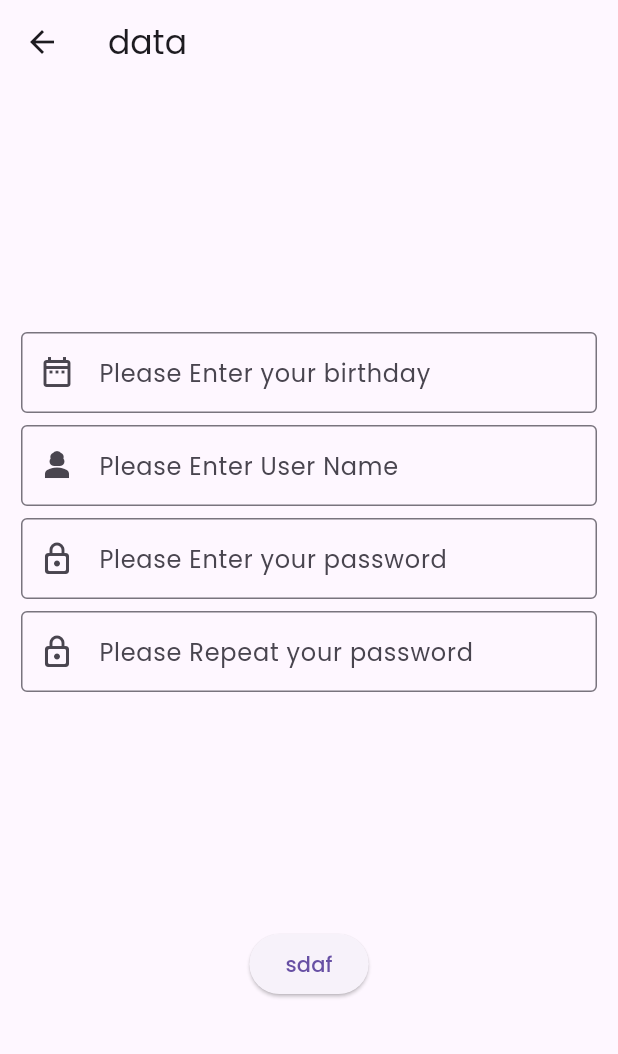
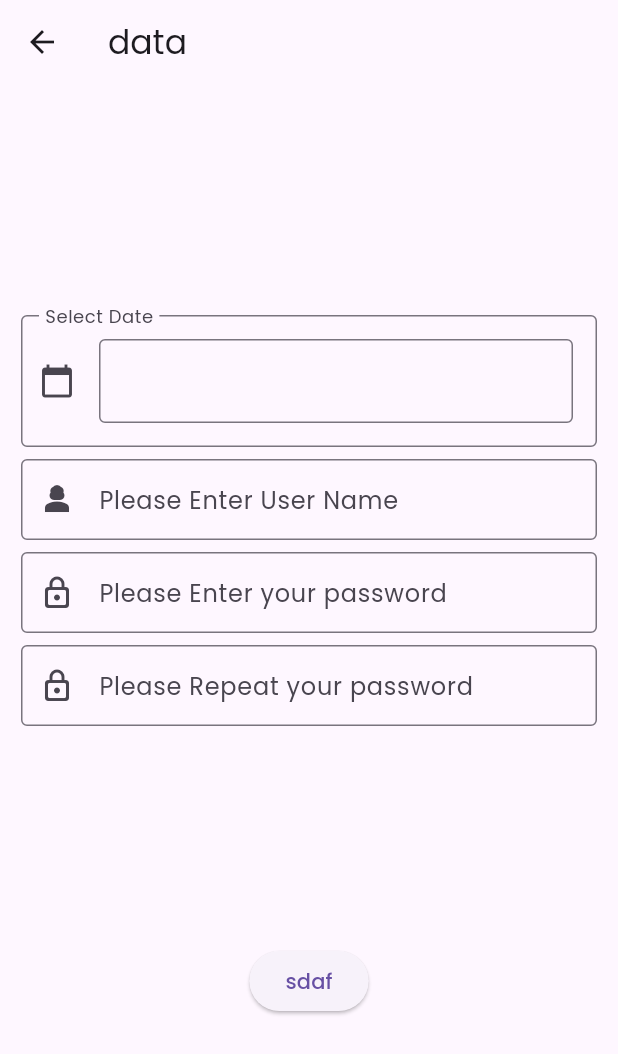
Before and after one commit to zehra-ozkan/flutter_practise, a Flutter app: the screen it shows after launch, after a tap on "First time here? Register to the app fro", on a phone screen of 412 x 824 dp. Shown: the top 1054 px of the screen. Run offline on Flutter 3.47's test engine with Material 3 defaults, Android fonts, the phone set to English and light mode, and no system bars; our stand-ins replace flutter_dotenv, flutter_svg, shared_preferences; missing offline and left inert: date_picker_plus; network calls fail.

Commit message:
login fixed?

```diff
--- a/lib/main.dart
+++ b/lib/main.dart
@@ -1,4 +1,4 @@
-import 'package:fitness/models/ApiService.dart';
+import 'package:fitness/service/ApiService.dart';
 import 'package:fitness/models/DepartmentRepository.dart';
 import 'package:fitness/models/UserRepository.dart';
 import 'package:fitness/pages/home.dart';
@@ -30,7 +30,7 @@ class MyApp extends StatelessWidget {
   Widget build(BuildContext context) {
     return MaterialApp(
       debugShowCheckedModeBanner: false,
-      theme: ThemeData(fontFamily: 'Poppins'),
+      theme: ThemeData(fontFamily: 'Poppins'), //login check later time
       home: IntroPage(depRepo: departmentRepo, userRepo: userRepository),
 
       routes: {
--- a/lib/models/DepartmentRepository.dart
+++ b/lib/models/DepartmentRepository.dart
@@ -1,4 +1,4 @@
-import 'package:fitness/models/ApiService.dart';
+import 'package:fitness/service/ApiService.dart';
 import 'package:fitness/models/Department.dart';
 
 class DepartmentRepository {
--- a/lib/models/UserRepository.dart
+++ b/lib/models/UserRepository.dart
@@ -1,4 +1,4 @@
-import 'package:fitness/models/ApiService.dart';
+import 'package:fitness/service/ApiService.dart';
 import 'package:fitness/models/User.dart';
 
 class UserRepository {
--- a/lib/pages/register_page.dart
+++ b/lib/pages/register_page.dart
@@ -1,4 +1,5 @@
 import 'package:fitness/models/category_models.dart';
+import 'package:date_picker_plus/date_picker_plus.dart';
 import 'package:flutter/material.dart';
 
 class RegisterPage extends StatelessWidget {
@@ -9,6 +10,7 @@ class RegisterPage extends StatelessWidget {
   final TextEditingController nameController = TextEditingController();
   final TextEditingController dayController = TextEditingController();
   final TextEditingController pass2Controller = TextEditingController();
+  DateTime? selectedDate;
 
   @override
   Widget build(BuildContext context) {
@@ -22,12 +24,26 @@ class RegisterPage extends StatelessWidget {
             children: [
               Padding(
                 padding: const EdgeInsets.only(top: 8.0, left: 14, right: 14),
-                child: a(
-                  "Please Enter your birthday",
-                  Icon(Icons.date_range_outlined),
-                  nameController,
+                child: InputDecorator(
+                  decoration: InputDecoration(
+                    prefixIcon: Icon(Icons.calendar_today),
+                    labelText: 'Select Date',
+                    //enabledBorder: InputBorder.none,
+                    // focusedBorder: InputBorder.none,
+                    border: OutlineInputBorder(),
+                  ),
+                  child: InputDatePickerFormField(
+                    firstDate: DateTime(2020, 5, 5),
+                    lastDate: DateTime(2025, 12, 15),
+                    fieldLabelText: "",
+                    onDateSubmitted: (date) {
+                      selectedDate = date; // This gives you the selected date
+                      print('Selected date: $date');
+                    },
+                  ),
                 ),
               ),
+
               Padding(
                 padding: const EdgeInsets.only(top: 8.0, left: 14, right: 14),
                 child: a(
--- a/pubspec.yaml
+++ b/pubspec.yaml
@@ -35,6 +35,8 @@ dependencies:
   # Use with the CupertinoIcons class for iOS style icons.
   cupertino_icons: ^1.0.8
   flutter_svg: ^2.2.0
+  shared_preferences: ^2.5.3
+  date_picker_plus: ^3.0.2
 
 dev_dependencies:
   flutter_test:
```
Also changed, not shown: lib/pages/intro_page.dart (+13 -6 lines), lib/service/SharedReferenceService.dart (added, +17 -0 lines), lib/service/ApiService.dart (renamed from lib/models/ApiService.dart), pubspec.lock, 1 other file.
